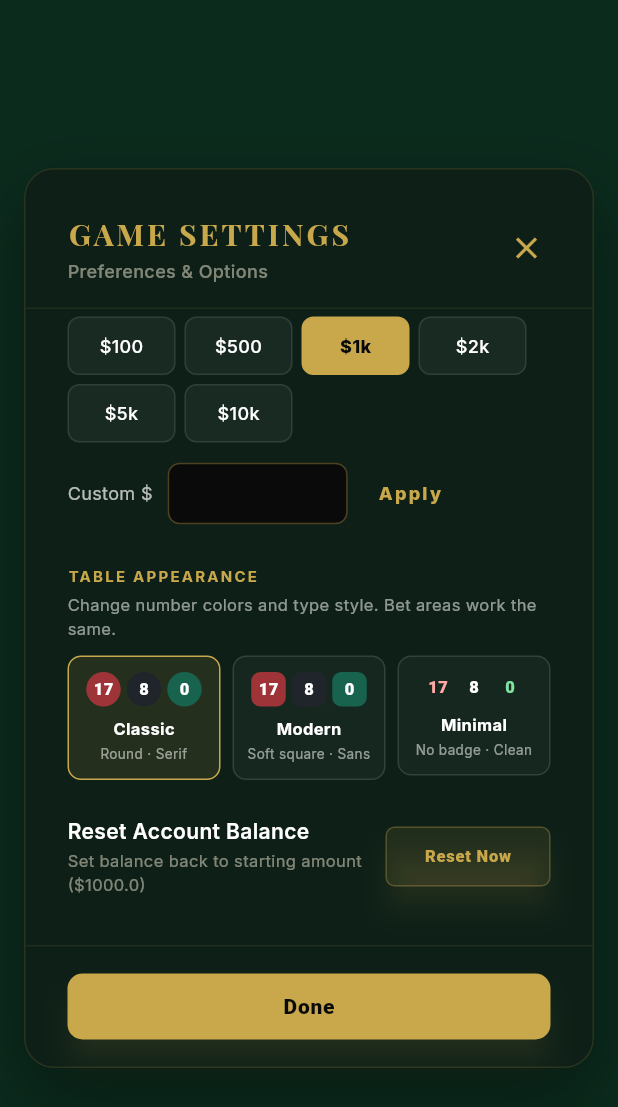
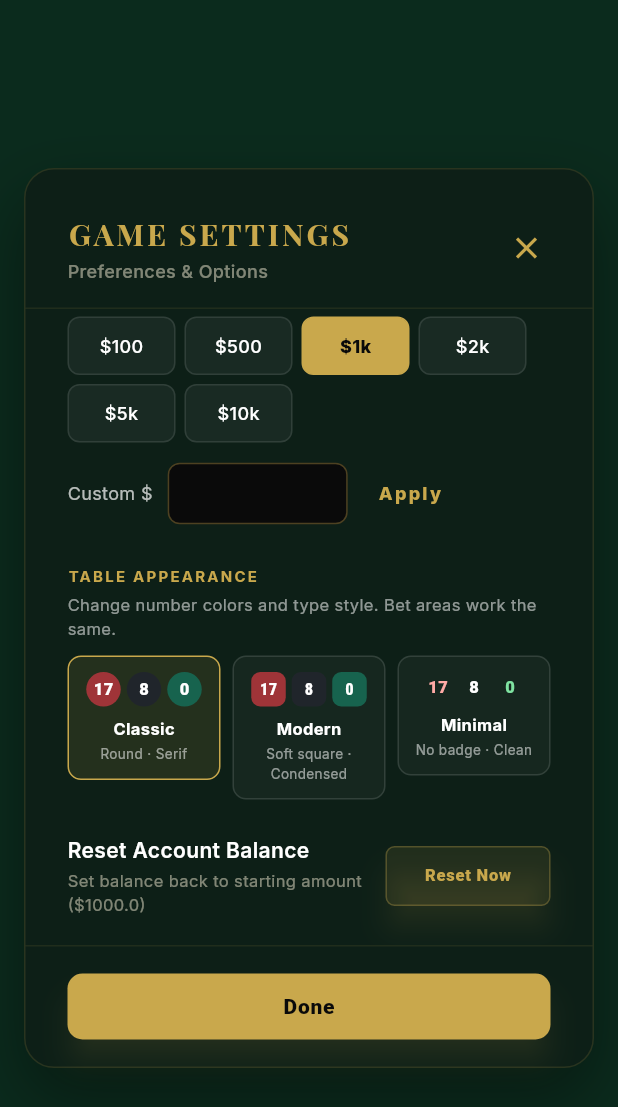
Before and after one commit to dev-codee/junko_bodie_app, a Flutter app: the SettingsModal widget shown alone on an empty page, opened directly, scrolled down 332 dp, on a phone screen of 412 x 824 dp. Shown: the top 1107 px of the screen. Run offline on Flutter 3.47's test engine with Material 3 defaults, Android fonts, the phone set to English and light mode, and no system bars; our stand-ins replace audioplayers, confetti, file_picker, flutter_animate, flutter_tts, go_router and 4 more; missing offline and left inert: purchases_flutter; accounts and stored records are empty; network calls fail; statements that could not run were skipped.

Commit message:
2 updates2

```diff
--- a/lib/widgets/betting_layout.dart
+++ b/lib/widgets/betting_layout.dart
@@ -250,6 +250,12 @@ class _NumberCellState extends State<NumberCell> with SingleTickerProviderStateM
                                       fontWeight: FontWeight.w900,
                                       color: Colors.white,
                                     )
+                                  : widget.tableAppearance == 'modern'
+                                      ? GoogleFonts.robotoCondensed(
+                                          fontSize: widget.isCompact ? 12 : 16,
+                                          fontWeight: FontWeight.w800,
+                                          color: Colors.white,
+                                        )
                                   : GoogleFonts.inter(
                                       fontSize: widget.isCompact ? 12 : 16,
                                       fontWeight: FontWeight.w800,
--- a/lib/widgets/settings_modal.dart
+++ b/lib/widgets/settings_modal.dart
@@ -59,6 +59,8 @@ class _SettingsModalState extends State<SettingsModal> {
       final profile = await _userService.getProfile();
       final sub = await _subService.getStatus();
       if (mounted) {
+        Provider.of<GameProvider>(context, listen: false)
+            .syncTableAppearanceFromProfile(profile.tableAppearance);
         setState(() {
           _isSoundEnabled = profile.isSoundEnabled;
           _isMusicEnabled = soundEngine.isMusicEnabled;
@@ -631,7 +633,7 @@ class _SettingsModalState extends State<SettingsModal> {
   Widget _buildTableAppearanceControl() {
     const options = [
       ('classic', 'Classic', 'Round · Serif'),
-      ('modern', 'Modern', 'Soft square · Sans'),
+      ('modern', 'Modern', 'Soft square · Condensed'),
       ('minimal', 'Minimal', 'No badge · Clean'),
     ];
     return Column(
@@ -696,7 +698,11 @@ class _SettingsModalState extends State<SettingsModal> {
                               child: Text(
                                 text,
                                 style: TextStyle(
-                                  fontFamily: isClassic ? 'Georgia' : 'Arial',
+                                  fontFamily: isClassic
+                                      ? 'Georgia'
+                                      : option.$1 == 'modern'
+                                          ? 'Roboto Condensed'
+                                          : 'Arial',
                                   color: isMinimal
                                       ? [const Color(0xFFFFAAA6), Colors.white, const Color(0xFF7FE3A1)][index]
                                       : Colors.white,
--- a/pubspec.yaml
+++ b/pubspec.yaml
@@ -1,7 +1,7 @@
 name: junko_bodie
 description: "Junko Bodie Roulette Tournament — Premium play-money roulette simulator."
 publish_to: 'none'
-version: 2.0.3+2
+version: 2.0.3+5
 
 environment:
   sdk: ^3.12.1
```
Also changed, not shown: lib/providers/game_provider.dart (+17 -1 lines).
